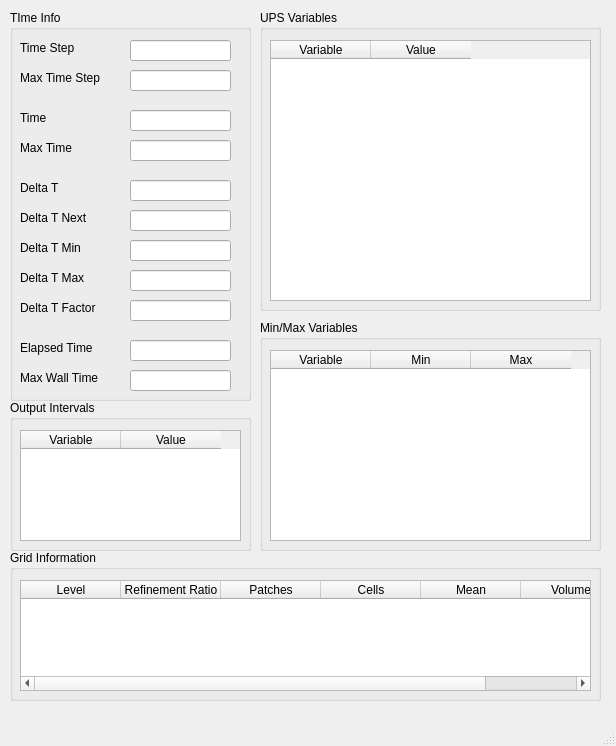
Qt form src/VisIt/libsim/uintah.ui (Uintah/Uintah) before a commit.
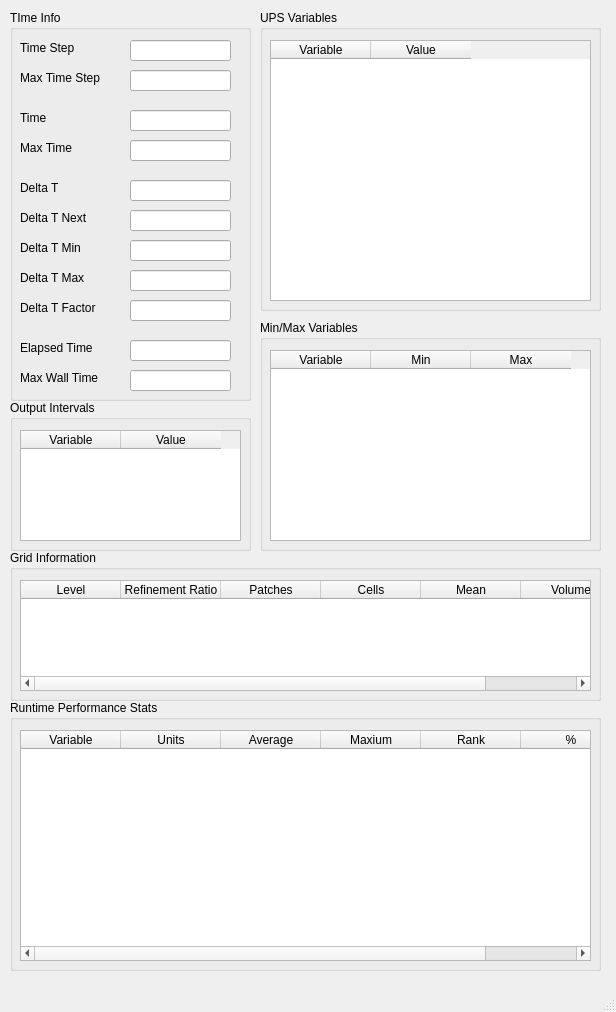
The same form after that commit.

Commit message: added performance stats

Diff of the .ui file:
```diff
--- a/src/VisIt/libsim/uintah.ui
+++ b/src/VisIt/libsim/uintah.ui
@@ -7,7 +7,7 @@
     <x>0</x>
     <y>0</y>
     <width>616</width>
-    <height>746</height>
+    <height>1012</height>
    </rect>
   </property>
   <property name="windowTitle">
@@ -437,6 +437,59 @@
      </column>
     </widget>
    </widget>
+   <widget class="QGroupBox" name="RuntimeStatsGroupBox">
+    <property name="geometry">
+     <rect>
+      <x>10</x>
+      <y>700</y>
+      <width>591</width>
+      <height>271</height>
+     </rect>
+    </property>
+    <property name="title">
+     <string>Runtime Performance Stats</string>
+    </property>
+    <widget class="QTableWidget" name="RuntimeStatsTable">
+     <property name="geometry">
+      <rect>
+       <x>10</x>
+       <y>30</y>
+       <width>571</width>
+       <height>231</height>
+      </rect>
+     </property>
+     <column>
+      <property name="text">
+       <string>Variable</string>
+      </property>
+     </column>
+     <column>
+      <property name="text">
+       <string>Units</string>
+      </property>
+     </column>
+     <column>
+      <property name="text">
+       <string>Average</string>
+      </property>
+     </column>
+     <column>
+      <property name="text">
+       <string>Maxium</string>
+      </property>
+     </column>
+     <column>
+      <property name="text">
+       <string>Rank</string>
+      </property>
+     </column>
+     <column>
+      <property name="text">
+       <string>%</string>
+      </property>
+     </column>
+    </widget>
+   </widget>
   </widget>
   <widget class="QMenuBar" name="menubar">
    <property name="geometry">
```
The commit also changes 3 other files.
